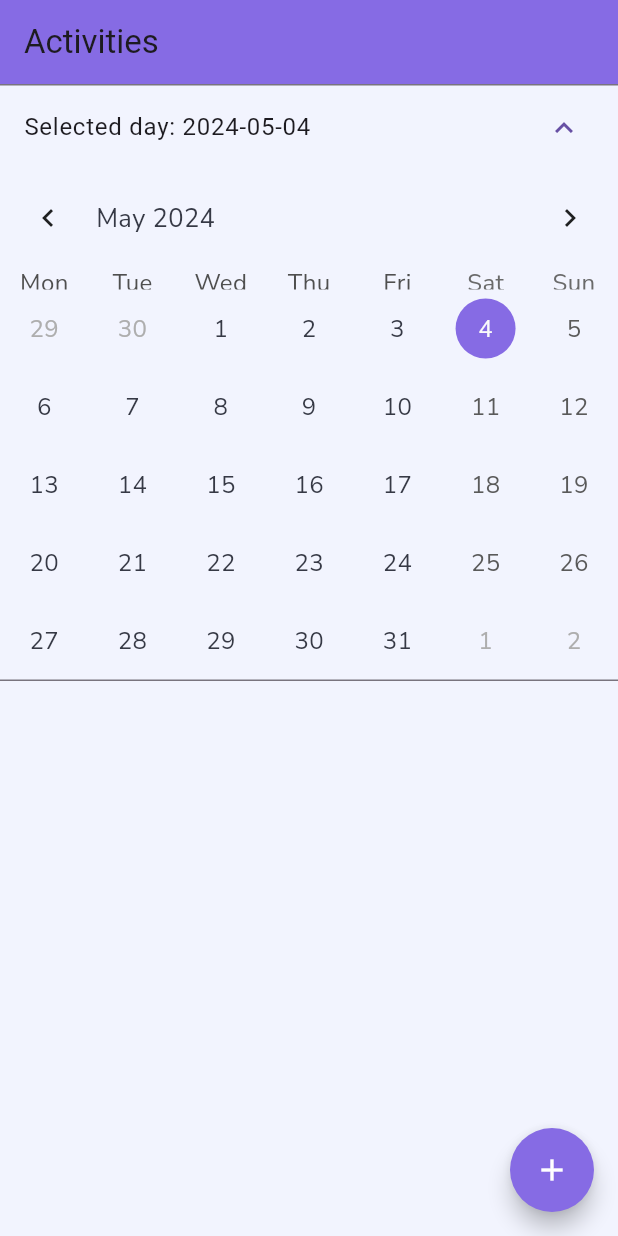
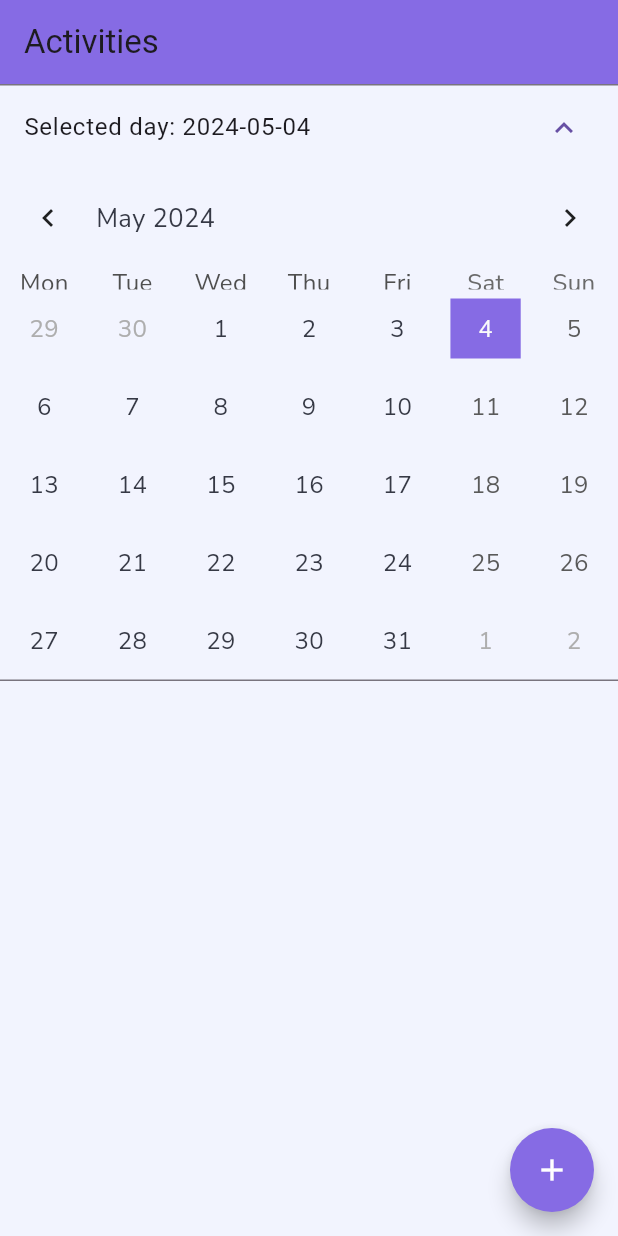
Before and after one commit to Malhesidek/Activity_list, a Flutter app: the screen it shows after launch, on a phone screen of 412 x 824 dp. Run offline on Flutter 3.47's test engine with Material 3 defaults, Android fonts, the light colour scheme and no system bars; drawn by our look-alikes of table_calendar; our stand-ins replace bloc, flutter_bloc, sqflite; accounts and stored records are empty.

Commit message:
Completed calendar

```diff
--- a/lib/data/date/date_data_provider.dart
+++ b/lib/data/date/date_data_provider.dart
@@ -16,7 +16,7 @@ class DateDataProvider {
     final db = await databaseProvider.database;
     var data = await db.rawQuery('''SELECT * FROM Activities
     WHERE strftime('%Y-%m', date) = ?''', [selectedMonth.toIso8601String().substring(0,7)]);
-    log("${selectedMonth.toIso8601String().substring(0,7)}");
+    log("date_data_provider: Number of activities ${data}");
     return data;
   }
 
--- a/lib/data/date/date_repo.dart
+++ b/lib/data/date/date_repo.dart
@@ -22,7 +22,7 @@ class DateRepo {
       List<Map<String, Object?>> activitiesList) {
     Map<DateTime, int> activitiesCountByDate = {};
     for (var activity in activitiesList) {
-      DateTime date = activity['date'] as DateTime;
+      DateTime date = DateTime.parse(activity['date'].toString());
       activitiesCountByDate[date] = (activitiesCountByDate[date] ?? 0) + 1;
     }
     return activitiesCountByDate;
--- a/lib/ui/screens/activitites_page.dart
+++ b/lib/ui/screens/activitites_page.dart
@@ -69,7 +69,6 @@ class _ActivitiesPageState extends State<ActivitiesPage> {
                   );
                 },
               ),
-
               Expanded(
                 child: SingleChildScrollView(
                   child: Column(
--- a/lib/ui/widgets/activity_calendar.dart
+++ b/lib/ui/widgets/activity_calendar.dart
@@ -40,19 +40,20 @@ class _ActivityCalendarState extends State<ActivityCalendar> {
           calendarStyle: CalendarStyle(
             selectedDecoration: BoxDecoration(
               color: kColorPurple,
-              shape: BoxShape.circle,
             ),
+            todayTextStyle: TextStyle(color: kColorBlack),
             todayDecoration: BoxDecoration(
-              color: kColorLittlePurple,
-              shape: BoxShape.circle,
-
+              border: Border.all(color: kColorPurple),
+              color: kColorLittleBlue,
             ),
+            markerDecoration:
+                BoxDecoration(color: kColorPurple, shape: BoxShape.circle),
+            markersMaxCount: 3,
           ),
           focusedDay: _focusedDay,
           firstDay: _firstDay,
           lastDay: _lastDay,
           headerStyle: HeaderStyle(formatButtonVisible: false),
-          // availableCalendarFormats: const {CalendarFormat.month: 'month'},
           startingDayOfWeek: StartingDayOfWeek.monday,
           calendarFormat: _calendarFormat,
           selectedDayPredicate: (day) => isSameDay(_focusedDay, day),
@@ -64,9 +65,6 @@ class _ActivityCalendarState extends State<ActivityCalendar> {
                 dateBloc.add(DateChangedDayEvent(chosenDay: _focusedDay));
                 log("New state for the day");
               });
-
-              // log("Selected day: $_selectedDay");
-              // log("Focused day: $_focusedDay");
             }
           },
           onPageChanged: (focusedDay) {
@@ -74,9 +72,31 @@ class _ActivityCalendarState extends State<ActivityCalendar> {
               _focusedDay = focusedDay;
               dateBloc.add(DateChangedMonthEvent(chosenMonth: _focusedDay));
             });
-            // log("Selected day: $_selectedDay");
-            // log("Focused day: $_focusedDay");
           },
+          eventLoader: (day) {
+            final stringDay = day.toString().replaceAll('Z', '');
+            final formattedDay = DateTime.parse(stringDay);
+            final countEvents = (state as DateChangedState)
+                .dateModel
+                .activitiesNumber?[formattedDay];
+            return countEvents != null
+                ? List.generate(countEvents, (index) => 1)
+                : [];
+          },
+          calendarBuilders: CalendarBuilders(
+            singleMarkerBuilder: (context, day, event) {
+              return Container(
+                decoration: BoxDecoration(
+                    shape: BoxShape.circle,
+                    color: day == _selectedDay
+                        ? kColorWhite
+                        : kColorPurple), //Change color
+                width: 4.5,
+                height: 4.5,
+                margin: const EdgeInsets.symmetric(horizontal: 1.5),
+              );
+            },
+          ),
         );
       },
     );
```
